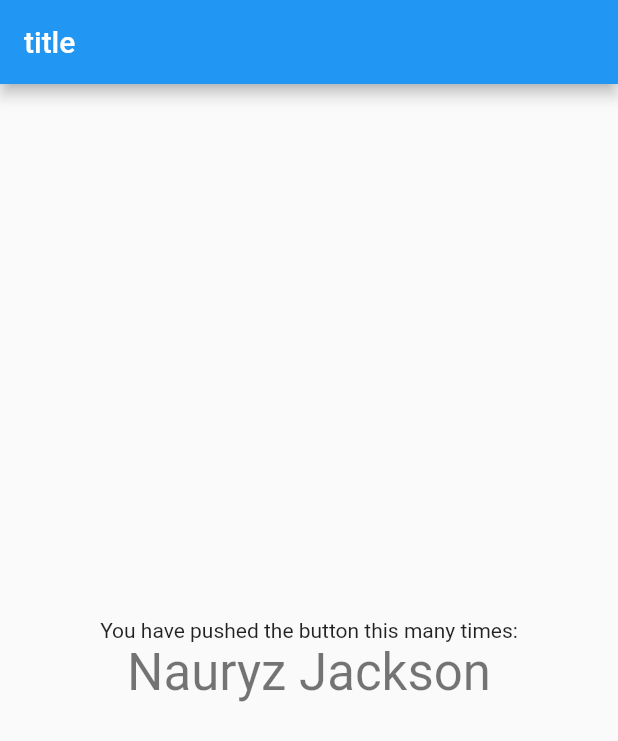
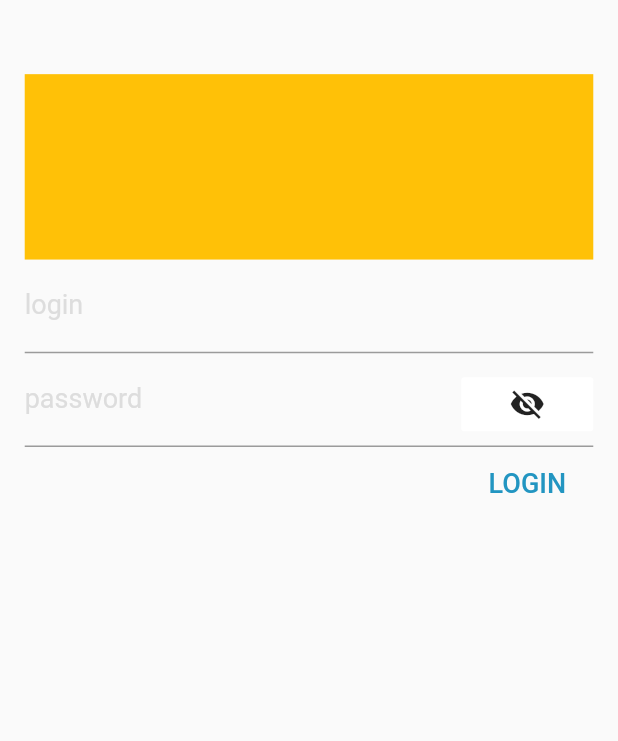
Before and after one commit to barganaev/GasApp, a Flutter app: the screen it shows after launch, on a phone screen of 412 x 824 dp. Shown: the top 741 px of the screen. Run offline on Flutter 3.47's test engine with Material 2 defaults, Android fonts, the phone set to English and light mode, and no system bars.

Commit message:
add login page

```diff
--- /dev/null
+++ b/lib/login.dart
@@ -0,0 +1,168 @@
+import 'package:flutter/material.dart';
+import 'package:flutter/services.dart';
+
+class LogIn extends StatefulWidget {
+  @override
+  _LogInState createState() => _LogInState();
+}
+
+class _LogInState extends State<LogIn> {
+  double screenWidth;
+  double screenHeight;
+//  RegExp iinexp = new RegExp(r"^[0-9]{12}$"); //TODO REGEX VALIDATION FORM
+  GlobalKey<FormState> _formKey = new GlobalKey<FormState>();
+  TextEditingController iinController = new TextEditingController();
+  TextEditingController passwordController = new TextEditingController();
+  final FocusNode _nodeText1 = FocusNode();
+  final FocusNode _nodeText2 = FocusNode();
+  bool autovalidate = false;
+  bool _hidePassword = true;
+
+  @override
+  void initState() {
+    super.initState();
+  }
+
+  @override
+  void dispose() {
+    super.dispose();
+  }
+
+  @override
+  Widget build(BuildContext context) {
+    screenWidth = MediaQuery.of(context).size.width;
+    screenHeight = MediaQuery.of(context).size.height;
+    return Scaffold(
+      body: SafeArea(
+        child: Padding(
+          padding: EdgeInsets.symmetric(horizontal: screenWidth * 0.04),
+          child: Column(
+            children: <Widget>[
+              Container(
+                margin: EdgeInsets.only(top: screenHeight * 0.06),
+                padding: EdgeInsets.only(bottom: screenHeight * 0.15),
+                color: Colors.amber,
+                // child: RegistrationText1(
+                //     h1: AppLocalizations.of(context).translate('login'),
+                //     p: AppLocalizations.of(context).translate('login-subtext')),
+              ),
+              Container(
+                padding: EdgeInsets.only(bottom: screenHeight * 0.1),
+                child: Column(
+                  mainAxisAlignment: MainAxisAlignment.center,
+                  children: <Widget>[
+                    Form(
+                      autovalidate: autovalidate,
+                      key: this._formKey,
+                      child: Column(
+                        children: <Widget>[
+                          TextFormField(
+                            controller: iinController,
+                            autofocus: false,
+                            maxLines: 1,
+                            focusNode: _nodeText1,
+                            keyboardType: TextInputType.number,
+                            autocorrect: false,
+                            validator: (String inValue) {},
+                            onSaved: (String inValue) {},
+                            decoration: InputDecoration(
+                                border: UnderlineInputBorder(
+                                  borderSide:
+                                      BorderSide(color: Color(0xFFDDDDDD)),
+                                ),
+                                focusedBorder: UnderlineInputBorder(
+                                  borderSide:
+                                      BorderSide(color: Color(0xFFFDBC4E)),
+                                ),
+                                errorStyle: TextStyle(color: Color(0xFFE04146)),
+                                labelText: "login",
+                                hintStyle: TextStyle(color: Color(0xFFDDDDDD)),
+                                labelStyle:
+                                    TextStyle(color: Color(0xFFDDDDDD))),
+                            style: TextStyle(
+                              color: Color(0xFF172F6B),
+                              fontSize: 18.0,
+                            ),
+                          ),
+                          Stack(
+                            children: [
+                              TextFormField(
+                                controller: passwordController,
+                                obscureText: _hidePassword,
+                                autofocus: false,
+                                focusNode: _nodeText2,
+                                validator: (String inValue) {
+                                  if (inValue.length < 3) {}
+                                  return null;
+                                },
+                                onSaved: (String inValue) {},
+                                cursorColor: Color(0xFF172F6B),
+                                decoration: InputDecoration(
+                                    border: UnderlineInputBorder(
+                                      borderSide:
+                                          BorderSide(color: Color(0xFFDDDDDD)),
+                                    ),
+                                    focusedBorder: UnderlineInputBorder(
+                                      borderSide:
+                                          BorderSide(color: Color(0xFFFDBC4E)),
+                                    ),
+                                    labelText: "password",
+                                    hintStyle:
+                                        TextStyle(color: Color(0xFFDDDDDD)),
+                                    labelStyle:
+                                        TextStyle(color: Color(0xFFDDDDDD))),
+                                style: TextStyle(
+                                  color: Color(0xFF172F6B),
+                                  fontSize: 18.0,
+                                ),
+                              ),
+                              Align(
+                                alignment: Alignment.centerRight,
+                                child: Padding(
+                                  padding: EdgeInsets.only(top: 10),
+                                  child: FlatButton(
+                                    onPressed: () {
+                                      // setState(() {
+                                      //   _hidePassword = !_hidePassword;
+                                      // });
+                                    },
+                                    color: Colors.white,
+                                    hoverColor: Colors.white,
+                                    splashColor: Colors.white,
+                                    highlightColor: Colors.white,
+                                    child: Icon(
+                                      _hidePassword
+                                          ? Icons.visibility_off
+                                          : Icons.visibility,
+                                    ),
+                                  ),
+                                ),
+                              )
+                            ],
+                          )
+                        ],
+                      ),
+                    ),
+                    Align(
+                      alignment: Alignment.bottomRight,
+                      child: FlatButton(
+                        onPressed: () async {},
+                        child: Text(
+                          "LOGIN",
+                          style: TextStyle(
+                            fontSize: 18.0,
+                            color: Color(0xFF2295C1),
+                          ),
+                        ),
+                      ),
+                    ),
+                  ],
+                ),
+              ),
+            ],
+          ),
+        ),
+      ),
+    );
+  }
+}
--- a/lib/main.dart
+++ b/lib/main.dart
@@ -1,4 +1,6 @@
 import 'package:flutter/material.dart';
+
+import 'login.dart';
 
 void main() {
   runApp(MyApp());
@@ -13,7 +15,7 @@ class MyApp extends StatelessWidget {
         primarySwatch: Colors.blue,
         visualDensity: VisualDensity.adaptivePlatformDensity,
       ),
-      home: MyHomePage(),
+      home: LogIn(),
     );
   }
 }
```
Also changed, not shown: 1 other file.
